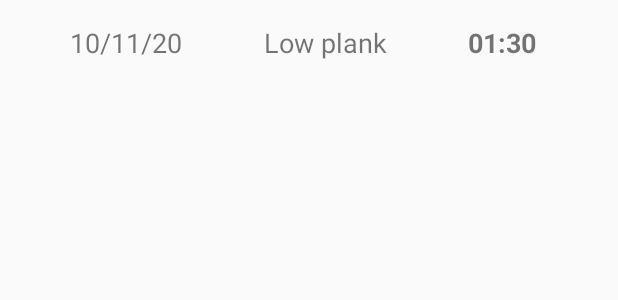
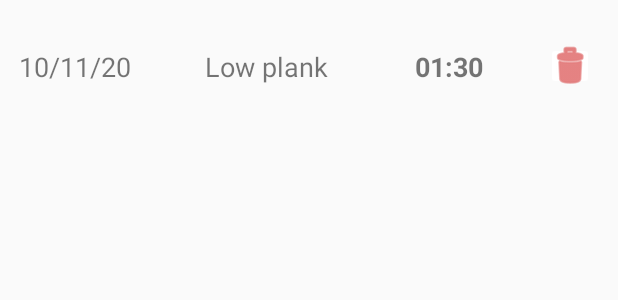
Before and after one commit to AnnaMedvedieva/plank-timer, an Android app: the layout result_item.xml on its own in the app's theme, with its tools: preview values and no code run, on a phone screen of 412 x 824 dp. Shown: the top 300 px of the screen. Run offline under Robolectric (Android 15) with nearby library versions, the phone set to English and light mode, and no system bars; Roboto replaces fonts that are not available here.

Commit message:
Add delete function

```diff
--- a/app/src/main/java/org/company/annamedvedieva/myplanktimer/data/PlankDatabase.kt
+++ b/app/src/main/java/org/company/annamedvedieva/myplanktimer/data/PlankDatabase.kt
@@ -5,7 +5,7 @@ import androidx.room.Database
 import androidx.room.Room
 import androidx.room.RoomDatabase
 
-@Database(entities = [Plank::class], version = 1, exportSchema = false)
+@Database(entities = [Plank::class], version = 2, exportSchema = false)
 abstract class PlankDatabase: RoomDatabase() {
 
     abstract val plankDao: PlankDao
--- a/app/src/main/res/layout/fragment_plank_timer.xml
+++ b/app/src/main/res/layout/fragment_plank_timer.xml
@@ -70,7 +70,7 @@
             app:layout_constraintEnd_toEndOf="parent"
             app:layout_constraintStart_toStartOf="parent"
             app:layout_constraintTop_toTopOf="parent"
-            android:src="@drawable/ic_banner_foreground" />
+            app:image="@{plankTimerViewModel.plankType}" />
 
         <Spinner
             android:id="@+id/plantTypeSpinner"
--- a/app/src/main/res/layout/fragment_results.xml
+++ b/app/src/main/res/layout/fragment_results.xml
@@ -17,6 +17,7 @@
         tools:context="results.ResultsFragment">
 
         <androidx.recyclerview.widget.RecyclerView
+            android:id="@+id/plank_list"
             android:layout_width="0dp"
             android:layout_height="0dp"
             android:layout_marginStart="16dp"
@@ -25,7 +26,8 @@
             app:layout_constraintBottom_toBottomOf="parent"
             app:layout_constraintEnd_toEndOf="parent"
             app:layout_constraintStart_toStartOf="parent"
-            app:layout_constraintTop_toTopOf="parent" />
+            app:layout_constraintTop_toTopOf="parent"
+            app:layoutManager="androidx.recyclerview.widget.LinearLayoutManager"/>
 
     </androidx.constraintlayout.widget.ConstraintLayout>
 </layout>
--- a/app/src/main/res/layout/result_item.xml
+++ b/app/src/main/res/layout/result_item.xml
@@ -1,16 +1,30 @@
 <?xml version="1.0" encoding="utf-8"?>
-<androidx.constraintlayout.widget.ConstraintLayout xmlns:android="http://schemas.android.com/apk/res/android"
+<layout xmlns:android="http://schemas.android.com/apk/res/android"
     xmlns:app="http://schemas.android.com/apk/res-auto"
-    xmlns:tools="http://schemas.android.com/tools"
+    xmlns:tools="http://schemas.android.com/tools">
+
+    <data>
+        <variable
+            name="plank"
+            type="org.company.annamedvedieva.myplanktimer.data.Plank" />
+        <variable
+            name="clickListener"
+            type="org.company.annamedvedieva.myplanktimer.results.PlankListener" />
+
+    </data>
+
+    <androidx.constraintlayout.widget.ConstraintLayout
         android:layout_width="match_parent"
-    android:layout_height="100dp">
+        android:layout_height="90dp">
 
         <TextView
             android:id="@+id/dateTextView"
             android:layout_width="wrap_content"
             android:layout_height="wrap_content"
             android:layout_marginStart="8dp"
-        android:layout_marginTop="16dp"
+            android:layout_marginTop="32dp"
+            android:layout_marginEnd="36dp"
+            android:text="@{plank.date}"
             android:textSize="18sp"
             app:layout_constraintEnd_toStartOf="@+id/typeTextView"
             app:layout_constraintHorizontal_bias="0.5"
@@ -22,8 +36,10 @@
             android:id="@+id/typeTextView"
             android:layout_width="wrap_content"
             android:layout_height="wrap_content"
-        android:layout_marginStart="16dp"
-        android:layout_marginTop="16dp"
+            android:layout_marginStart="8dp"
+            android:layout_marginTop="32dp"
+            android:layout_marginEnd="37dp"
+            android:text="@{plank.plankType}"
             android:textSize="18sp"
             app:layout_constraintEnd_toStartOf="@+id/timeTextView"
             app:layout_constraintHorizontal_bias="0.5"
@@ -36,13 +52,27 @@
             android:layout_width="wrap_content"
             android:layout_height="wrap_content"
             android:layout_marginStart="16dp"
-        android:layout_marginTop="16dp"
-        android:layout_marginEnd="16dp"
+            android:layout_marginTop="32dp"
+            android:layout_marginEnd="37dp"
+            android:text="@{plank.duration}"
             android:textSize="18sp"
             android:textStyle="bold"
-        app:layout_constraintEnd_toEndOf="parent"
-        app:layout_constraintHorizontal_bias="0.5"
+            app:layout_constraintEnd_toStartOf="@+id/deleteImageButton"
             app:layout_constraintStart_toEndOf="@+id/typeTextView"
             app:layout_constraintTop_toTopOf="parent"
             tools:text="01:30" />
+
+        <ImageButton
+            android:id="@+id/deleteImageButton"
+            android:layout_width="32dp"
+            android:layout_height="32dp"
+            android:layout_marginTop="28dp"
+            android:layout_marginEnd="16dp"
+            android:backgroundTint="@color/ic_banner_background"
+            android:tint="#D32F2F"
+            android:onClick="@{() -> clickListener.onClick(plank)}"
+            app:layout_constraintEnd_toEndOf="parent"
+            app:layout_constraintTop_toTopOf="parent"
+            app:srcCompat="@android:drawable/ic_menu_delete" />
     </androidx.constraintlayout.widget.ConstraintLayout>
+</layout>
--- a/app/src/main/res/values/strings.xml
+++ b/app/src/main/res/values/strings.xml
@@ -10,6 +10,7 @@
     <string name="let_s_start_the_training">Which type of the plank do you want to track?</string>
     <string name="timer_menu">Timer</string>
     <string name="results_menu">Results</string>
+    <string name="snackbar_delete">1 item removed</string>
     <array name="types_array">
         <item>Low plank</item>
         <item>High plank</item>
```
Also changed, not shown: app/build.gradle (+16 -6 lines), app/src/main/java/org/company/annamedvedieva/myplanktimer/BindingAdapters.kt (added, +22 -0 lines), app/src/main/java/org/company/annamedvedieva/myplanktimer/data/Plank.kt (+3 -5 lines), app/src/main/java/org/company/annamedvedieva/myplanktimer/data/PlankDao.kt (+6 -2 lines), app/src/main/java/org/company/annamedvedieva/myplanktimer/planktimer/PlankTimerFragment.kt (+3 -19 lines), app/src/main/java/org/company/annamedvedieva/myplanktimer/planktimer/PlankTimerViewModel.kt (+18 -13 lines), app/src/main/java/org/company/annamedvedieva/myplanktimer/results/PlanksListAdapter.kt (added, +55 -0 lines), app/src/main/java/org/company/annamedvedieva/myplanktimer/results/ResultsFragment.kt (+26 -0 lines), app/src/main/java/org/company/annamedvedieva/myplanktimer/results/ResultsViewModel.kt (+25 -6 lines). Lines whose indentation alone changed are shown as unchanged.
